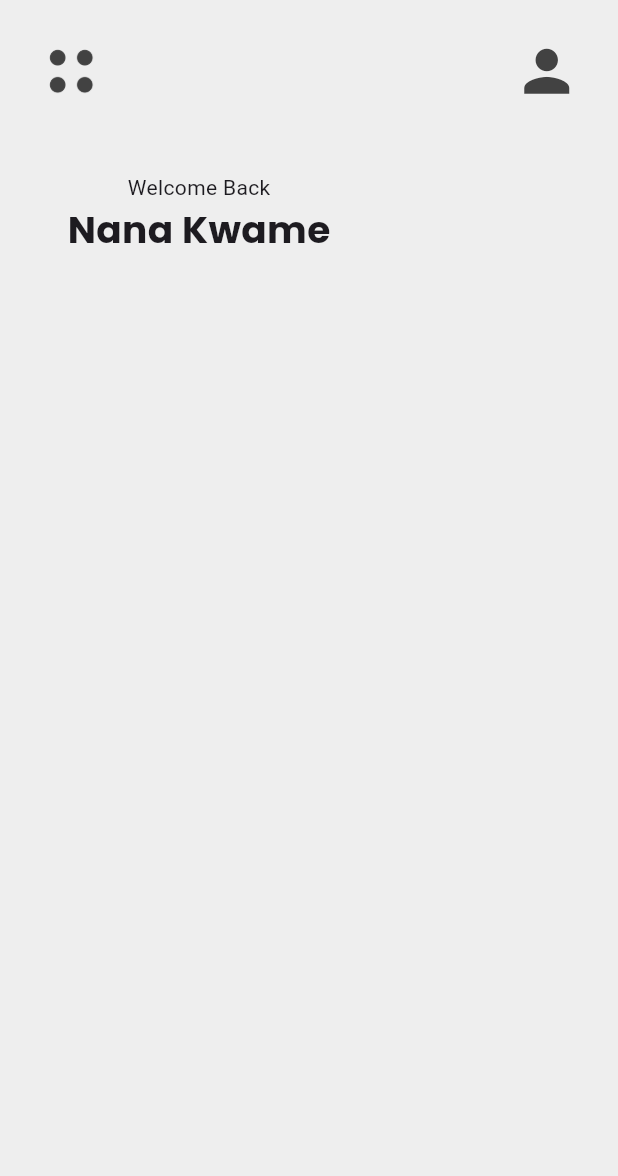
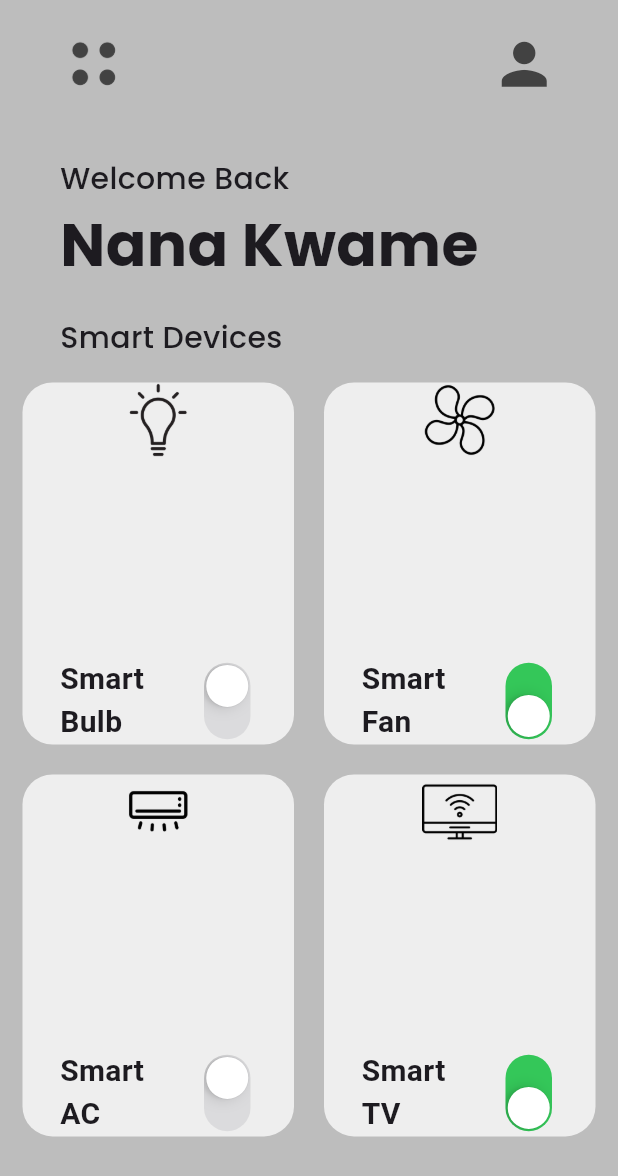
Before and after one commit to Ikwame91/ui_designs, a Flutter app: the screen it shows after launch, on a phone screen of 412 x 824 dp. Shown: the top 1176 px of the screen. Run offline on Flutter 3.47's test engine with Material 3 defaults, Android fonts, the phone set to English and light mode, and no system bars; our stand-ins replace google_fonts.

Commit message:
ui complete

```diff
--- a/smart_home_ui/lib/ui/homepage.dart
+++ b/smart_home_ui/lib/ui/homepage.dart
@@ -1,5 +1,6 @@
 import 'package:flutter/material.dart';
 import 'package:google_fonts/google_fonts.dart';
+import 'package:smart_home_ui/utils/smart_device.dart';
 
 class HomePage extends StatefulWidget {
   const HomePage({super.key});
@@ -10,20 +11,34 @@ class HomePage extends StatefulWidget {
 
 class _HomePageState extends State<HomePage> {
   //Paddding
-  final double horizontalpadding = 45;
+  final double horizontalpadding = 40;
   final double verticalpadding = 20;
+  var sizedBox = const SizedBox(height: 20);
+  List mySmartDevices = [
+    ["Smart Bulb", "assets/light-bulb.png", false],
+    ["Smart Fan", "assets/fan.png", true],
+    ["Smart AC", "assets/air-conditioner.png", false],
+    ["Smart TV", "assets/smart-tv.png", true],
+  ];
+
+  void poerSwitchedOn(bool value, int index) {
+    setState(() {
+      mySmartDevices[index][2] = value;
+    });
+  }
+
   @override
   Widget build(BuildContext context) {
     return Scaffold(
-      backgroundColor: Colors.grey[200],
+      backgroundColor: Colors.grey[400],
       body: SafeArea(
           child: Column(
         crossAxisAlignment: CrossAxisAlignment.start,
         children: [
           Padding(
-            padding: const EdgeInsets.symmetric(
-              horizontal: 25,
-              vertical: 25,
+            padding: EdgeInsets.symmetric(
+              horizontal: horizontalpadding,
+              vertical: verticalpadding,
             ),
             child: Row(
               mainAxisAlignment: MainAxisAlignment.spaceBetween,
@@ -41,24 +56,47 @@ class _HomePageState extends State<HomePage> {
               ],
             ),
           ),
-          const SizedBox(
-            height: 20,
-          ),
+          sizedBox,
           Padding(
             padding: EdgeInsets.symmetric(horizontal: horizontalpadding),
             child: Column(
+              crossAxisAlignment: CrossAxisAlignment.start,
               children: [
-                Text("Welcome Back"),
+                Text("Welcome Back",
+                    style: GoogleFonts.poppins(
+                      fontSize: 20,
+                      fontWeight: FontWeight.w500,
+                    )),
                 Text(
                   "Nana Kwame",
                   style: GoogleFonts.poppins(
-                    fontSize: 25,
+                    fontSize: 40,
                     fontWeight: FontWeight.bold,
                   ),
-                )
+                ),
+                sizedBox,
+                Text('Smart Devices',
+                    style: GoogleFonts.poppins(
+                      fontSize: 20,
+                      fontWeight: FontWeight.w500,
+                    )),
               ],
             ),
-          )
+          ),
+          Expanded(
+              child: GridView.builder(
+                  itemCount: mySmartDevices.length,
+                  padding: EdgeInsets.all(5),
+                  gridDelegate: SliverGridDelegateWithFixedCrossAxisCount(
+                      crossAxisCount: 2, childAspectRatio: 1 / 1.3),
+                  itemBuilder: (context, index) {
+                    return SmartDevices(
+                      iconPath: mySmartDevices[index][1],
+                      deviceName: mySmartDevices[index][0],
+                      powerOn: mySmartDevices[index][2],
+                      onChanged: (value) => poerSwitchedOn(value, index),
+                    );
+                  }))
         ],
       )),
     );
--- /dev/null
+++ b/smart_home_ui/lib/utils/smart_device.dart
@@ -0,0 +1,64 @@
+import 'dart:math';
+
+import 'package:flutter/cupertino.dart';
+import 'package:flutter/material.dart';
+
+class SmartDevices extends StatelessWidget {
+  const SmartDevices(
+      {super.key,
+      required this.iconPath,
+      required this.deviceName,
+      required this.powerOn,
+      this.onChanged});
+  final String iconPath;
+  final String deviceName;
+  final bool powerOn;
+  final void Function(bool)? onChanged;
+  @override
+  Widget build(BuildContext context) {
+    return Padding(
+      padding: const EdgeInsets.all(5.0),
+      child: Container(
+        margin: const EdgeInsets.all(5),
+        decoration: BoxDecoration(
+          color: Colors.grey[200],
+          borderRadius: BorderRadius.circular(20),
+        ),
+        child: Padding(
+          padding: const EdgeInsets.symmetric(horizontal: 15),
+          child: Column(
+            mainAxisAlignment: MainAxisAlignment.spaceBetween,
+            children: [
+              Image.asset(
+                iconPath,
+                height: 50,
+              ),
+              Row(
+                mainAxisAlignment: MainAxisAlignment.spaceBetween,
+                children: [
+                  Flexible(
+                    child: Padding(
+                      padding: const EdgeInsets.symmetric(horizontal: 10),
+                      child: Text(deviceName,
+                          style: const TextStyle(
+                            fontSize: 20,
+                            fontWeight: FontWeight.bold,
+                          )),
+                    ),
+                  ),
+                  Transform.rotate(
+                    angle: pi / 2,
+                    child: CupertinoSwitch(
+                      value: powerOn,
+                      onChanged: onChanged,
+                    ),
+                  ),
+                ],
+              )
+            ],
+          ),
+        ),
+      ),
+    );
+  }
+}
```
